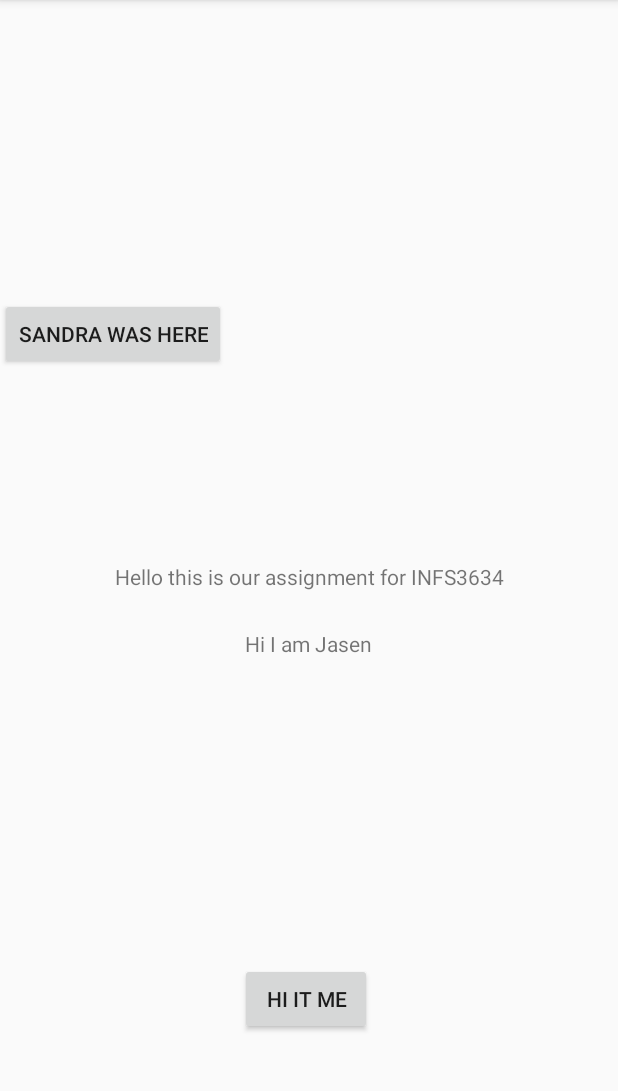
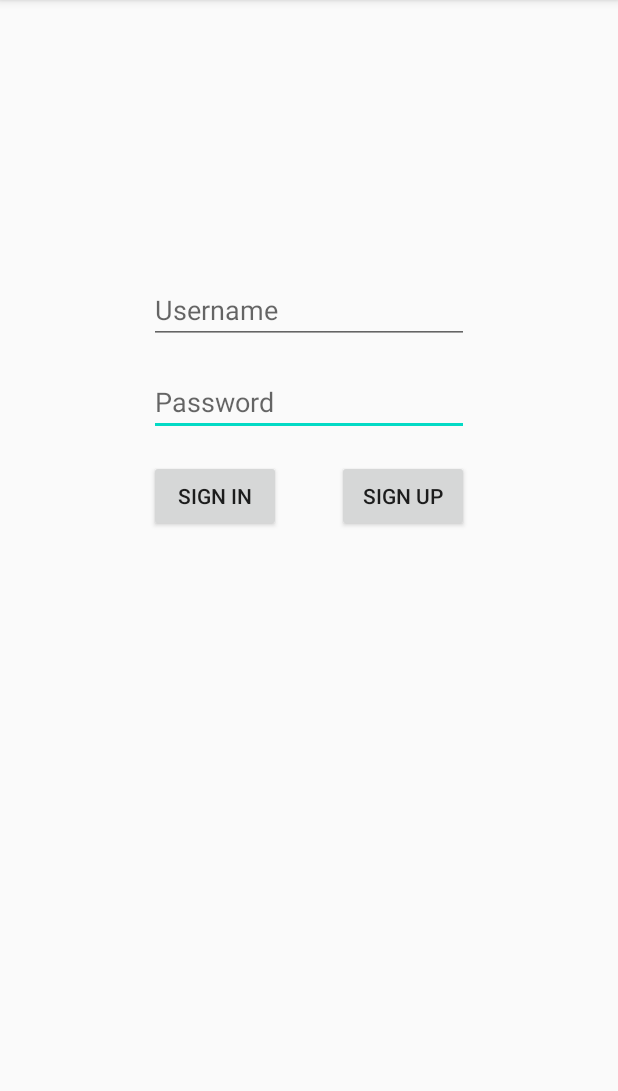
Before and after one commit to INFS3634-Elysian/INFS3634-Group-Assignment, an Android app: the screen it shows after launch (MainActivity), on a phone screen of 412 x 824 dp, the part 84-1175 px from its top. Run offline under Robolectric (Android 15) with nearby library versions, the phone set to English and light mode, and no system bars.

Commit message:
Sign In Page

```diff
--- a/app/src/main/res/layout/activity_main.xml
+++ b/app/src/main/res/layout/activity_main.xml
@@ -6,55 +6,50 @@
     android:layout_height="match_parent"
     tools:context=".MainActivity">
 
-    <TextView
-        android:id="@+id/textView2"
+    <EditText
+        android:id="@+id/editText2"
         android:layout_width="wrap_content"
         android:layout_height="wrap_content"
-        android:text="Hello this is our assignment for INFS3634"
-        app:layout_constraintBottom_toBottomOf="parent"
-        app:layout_constraintLeft_toLeftOf="parent"
-        app:layout_constraintRight_toRightOf="parent"
-        app:layout_constraintTop_toTopOf="parent" />
-
-    <TextView
-        android:id="@+id/textView"
-        android:layout_width="wrap_content"
-        android:layout_height="0dp"
-        android:layout_marginStart="162dp"
-        android:layout_marginLeft="162dp"
-        android:layout_marginTop="25dp"
-        android:layout_marginEnd="163dp"
-        android:layout_marginRight="163dp"
-        android:layout_marginBottom="312dp"
-        android:text="Hi I am Jasen"
-        app:layout_constraintBottom_toBottomOf="parent"
+        android:layout_marginTop="16dp"
+        android:ems="10"
+        android:hint="Password"
+        android:inputType="textPassword"
         app:layout_constraintEnd_toEndOf="parent"
         app:layout_constraintStart_toStartOf="parent"
-        app:layout_constraintTop_toBottomOf="@+id/textView2" />
+        app:layout_constraintTop_toBottomOf="@+id/editText" />
 
     <Button
         android:id="@+id/button"
         android:layout_width="wrap_content"
         android:layout_height="wrap_content"
-        android:layout_marginStart="159dp"
-        android:layout_marginLeft="159dp"
-        android:layout_marginTop="186dp"
-        android:layout_marginEnd="164dp"
-        android:layout_marginRight="164dp"
-        android:layout_marginBottom="78dp"
-        android:text="hi it me"
-        app:layout_constraintBottom_toBottomOf="parent"
+        android:layout_marginStart="99dp"
+        android:layout_marginLeft="99dp"
+        android:layout_marginTop="16dp"
+        android:text="Sign In"
+        app:layout_constraintStart_toStartOf="parent"
+        app:layout_constraintTop_toBottomOf="@+id/editText2" />
+
+    <EditText
+        android:id="@+id/editText"
+        android:layout_width="wrap_content"
+        android:layout_height="wrap_content"
+        android:layout_marginTop="184dp"
+        android:ems="10"
+        android:hint="Username"
+        android:inputType="textPersonName"
         app:layout_constraintEnd_toEndOf="parent"
         app:layout_constraintStart_toStartOf="parent"
-        app:layout_constraintTop_toBottomOf="@+id/textView" />
+        app:layout_constraintTop_toTopOf="parent" />
 
     <Button
         android:id="@+id/button2"
         android:layout_width="wrap_content"
         android:layout_height="wrap_content"
-        android:layout_marginBottom="128dp"
-        android:text="Sandra was here"
-        app:layout_constraintBottom_toTopOf="@+id/textView2"
-        tools:layout_editor_absoluteX="129dp" />
+        android:layout_marginTop="16dp"
+        android:layout_marginEnd="99dp"
+        android:layout_marginRight="99dp"
+        android:text="Sign Up"
+        app:layout_constraintEnd_toEndOf="parent"
+        app:layout_constraintTop_toBottomOf="@+id/editText2" />
 
 </androidx.constraintlayout.widget.ConstraintLayout>
```
